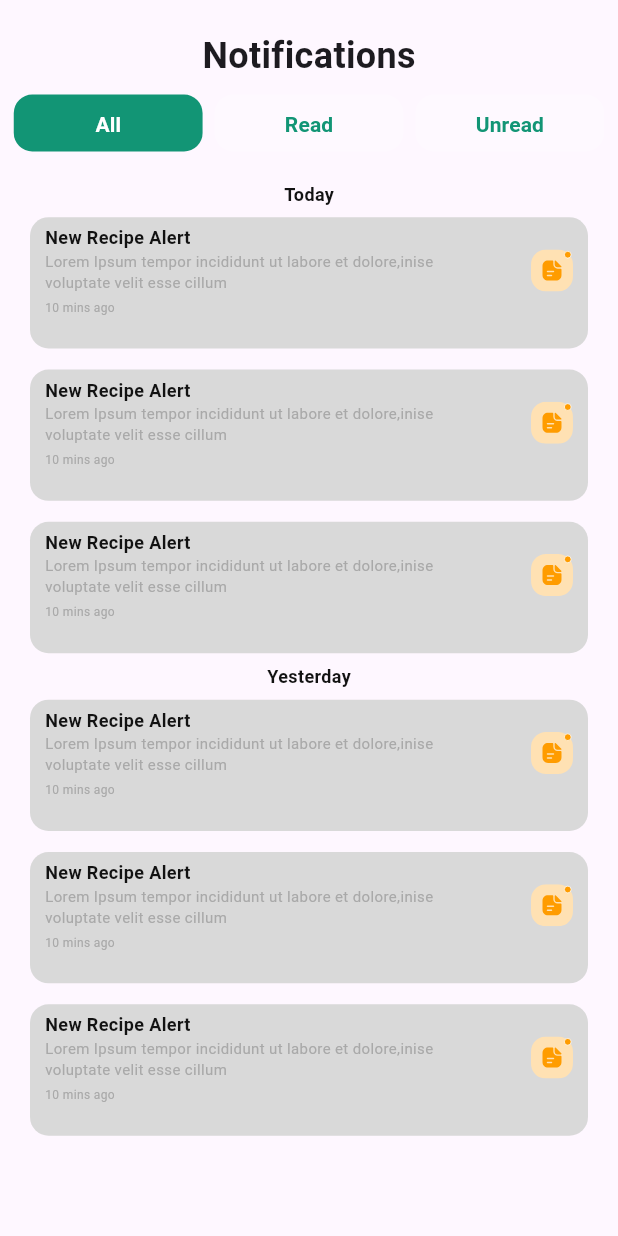
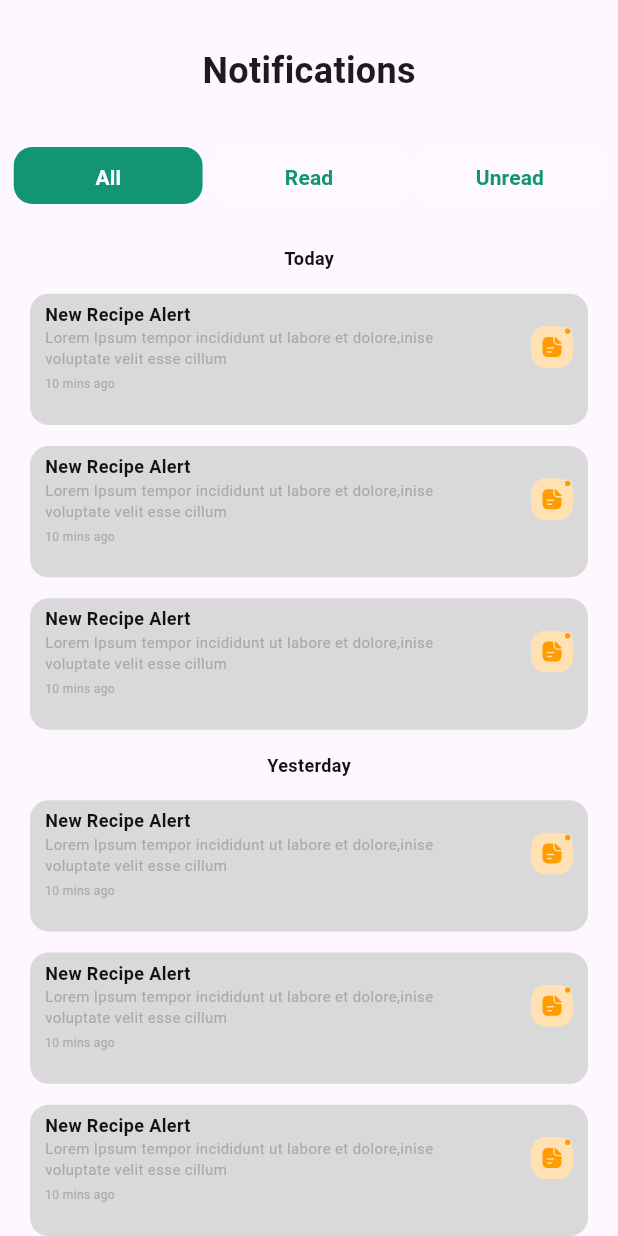
Before and after one commit to Fortune0203/food-recipe-app, a Flutter app: the NotificationsPage screen opened by its route, on a phone screen of 412 x 824 dp. Run offline on Flutter 3.47's test engine with Material 3 defaults, Android fonts, the phone set to English and light mode, and no system bars; drawn by our look-alikes of buttons_tabbar; our stand-ins replace flutter_riverpod, flutter_screenutil, flutter_svg, loading_animation_widget.

Commit message:
update on everything

```diff
--- a/lib/features/authentication/sign_in_page.dart
+++ b/lib/features/authentication/sign_in_page.dart
@@ -121,7 +121,7 @@ class _SignInScreenState extends State<SignInScreen> {
                       onPressed: () {
                         Navigator.pushNamed(context, "/homescreen");
                       },
-                      label: "Sign Up",
+                      label: "Sign In",
                     ),
                   ),
                   const SizedBox(height: 20),
@@ -162,11 +162,11 @@ class _SignInScreenState extends State<SignInScreen> {
         const SizedBox(height: 20),
         const Text.rich(
           TextSpan(
-            text: 'Don' 't have an account?',
+            text: "Don't have an account?",
             style: TextStyle(fontSize: 12),
             children: <TextSpan>[
               TextSpan(
-                text: 'Sign In',
+                text: 'Sign Up',
                 style: TextStyle(
                   fontWeight: FontWeight.bold,
                   fontSize: 12,
--- a/lib/features/ingrident-screen/ingrident_screen.dart
+++ b/lib/features/ingrident-screen/ingrident_screen.dart
@@ -44,7 +44,7 @@ class _IngredientScreenState extends State<IngredientScreen> {
     );
   }
 
-Widget _buildAppBar() {
+  Widget _buildAppBar() {
   return Row(
     mainAxisAlignment: MainAxisAlignment.spaceBetween,
     children: [
@@ -214,7 +214,7 @@ Widget _buildAppBar() {
     );
   }
 
-Widget _buildTabSection() {
+  Widget _buildTabSection() {
   return SizedBox(
     height: 400.h,
     child: Column(
--- a/lib/features/notification/notification_page.dart
+++ b/lib/features/notification/notification_page.dart
@@ -14,17 +14,15 @@ class NotificationsPage extends StatelessWidget {
   @override
   Widget build(BuildContext context) {
     return Scaffold(
-      body: _buildtop(),
+      body: _buildBody(),
     );
   }
 
-  Widget _buildtop() {
-    return SingleChildScrollView(
-      child: Column(
-        crossAxisAlignment: CrossAxisAlignment.start,
+  Widget _buildBody() {
+    return Column(
       children: [
         const Padding(
-            padding: EdgeInsets.only(top: 20.0),
+          padding: EdgeInsets.symmetric(horizontal: 10, vertical: 30),
           child: Center(
             child: Text(
               'Notifications',
@@ -35,18 +33,22 @@ class NotificationsPage extends StatelessWidget {
             ),
           ),
         ),
-          const SizedBox(height: 5),
-          _buildnotificationtab(),
-          _buildtodaytext(),
-          _buildnotificationbody(),
-          _buildyesterdaytext(),
-          _buildnotificationbody2(),
+        _buildNotificationTab(),
+        Expanded(
+          child: ListView(
+            children: [
+              _buildTodayText(),
+              _buildNotificationBody(),
+              _buildYesterdayText(),
+              _buildNotificationBody2(),
             ],
           ),
+        ),
+      ],
     );
   }
 
-  Widget _buildnotificationtab() {
+  Widget _buildNotificationTab() {
     return SizedBox(
       height: 60.h,
       width: double.infinity,
@@ -75,10 +77,11 @@ class NotificationsPage extends StatelessWidget {
       ),
     );
   }
-}
 
-Widget _buildtodaytext() {
-  return const Center(
+  Widget _buildTodayText() {
+    return const Padding(
+      padding: EdgeInsets.symmetric(vertical: 8.0),
+      child: Center(
         child: Text(
           'Today',
           style: TextStyle(
@@ -87,15 +90,13 @@ Widget _buildtodaytext() {
             color: AppColors.black,
           ),
         ),
+      ),
     );
   }
 
-Widget _buildnotificationbody() {
-  return ListView.builder(
-      itemCount: 3,
-      shrinkWrap: true,
-      // physics: NeverScrollableScrollPhysics(),
-      itemBuilder: (context, index) {
+  Widget _buildNotificationBody() {
+    return Column(
+      children: List.generate(3, (index) {
         return Padding(
           padding: const EdgeInsets.symmetric(horizontal: 20.0, vertical: 7.0),
           child: Container(
@@ -146,11 +147,14 @@ Widget _buildnotificationbody() {
             ),
           ),
         );
-      });
+      }),
+    );
   }
 
-Widget _buildyesterdaytext() {
-  return const Center(
+  Widget _buildYesterdayText() {
+    return const Padding(
+      padding: EdgeInsets.symmetric(vertical: 8.0),
+      child: Center(
         child: Text(
           'Yesterday',
           style: TextStyle(
@@ -159,15 +163,13 @@ Widget _buildyesterdaytext() {
             color: AppColors.black,
           ),
         ),
+      ),
     );
   }
 
-Widget _buildnotificationbody2() {
-  return ListView.builder(
-      itemCount: 3,
-      shrinkWrap: true,
-      // physics: NeverScrollableScrollPhysics(),
-      itemBuilder: (context, index) {
+  Widget _buildNotificationBody2() {
+    return Column(
+      children: List.generate(3, (index) {
         return Padding(
           padding: const EdgeInsets.symmetric(horizontal: 20.0, vertical: 7.0),
           child: Container(
@@ -218,5 +220,7 @@ Widget _buildnotificationbody2() {
             ),
           ),
         );
-      });
+      }),
+    );
   }
+}
```
Also changed, not shown: lib/features/home-screen/home_screen.dart (+47 -29 lines), lib/features/profile-screen/profile_screen.dart (+128 -112 lines), lib/features/saved-recipes/saved_recipes.dart (+6 -3 lines), lib/widgets/bottom_nav.dart (+42 -18 lines), assets/pngs/profilepicture.png (added). Lines whose indentation alone changed are shown as unchanged.
